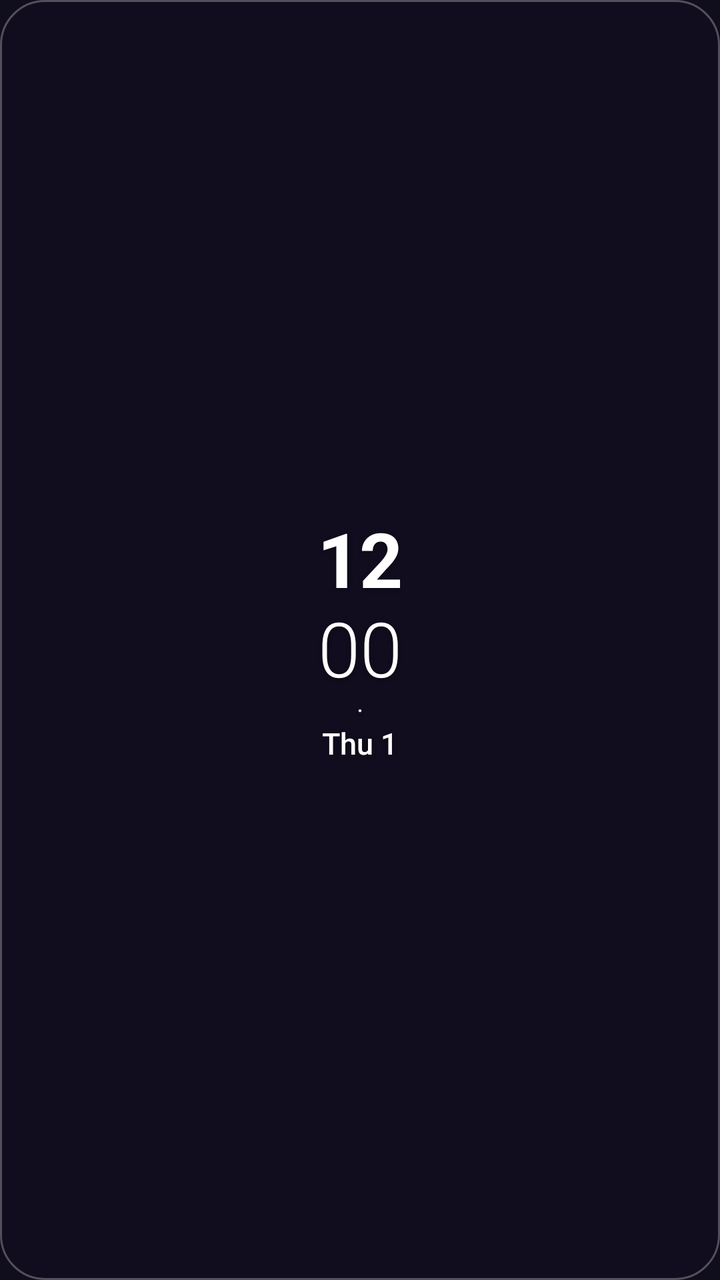
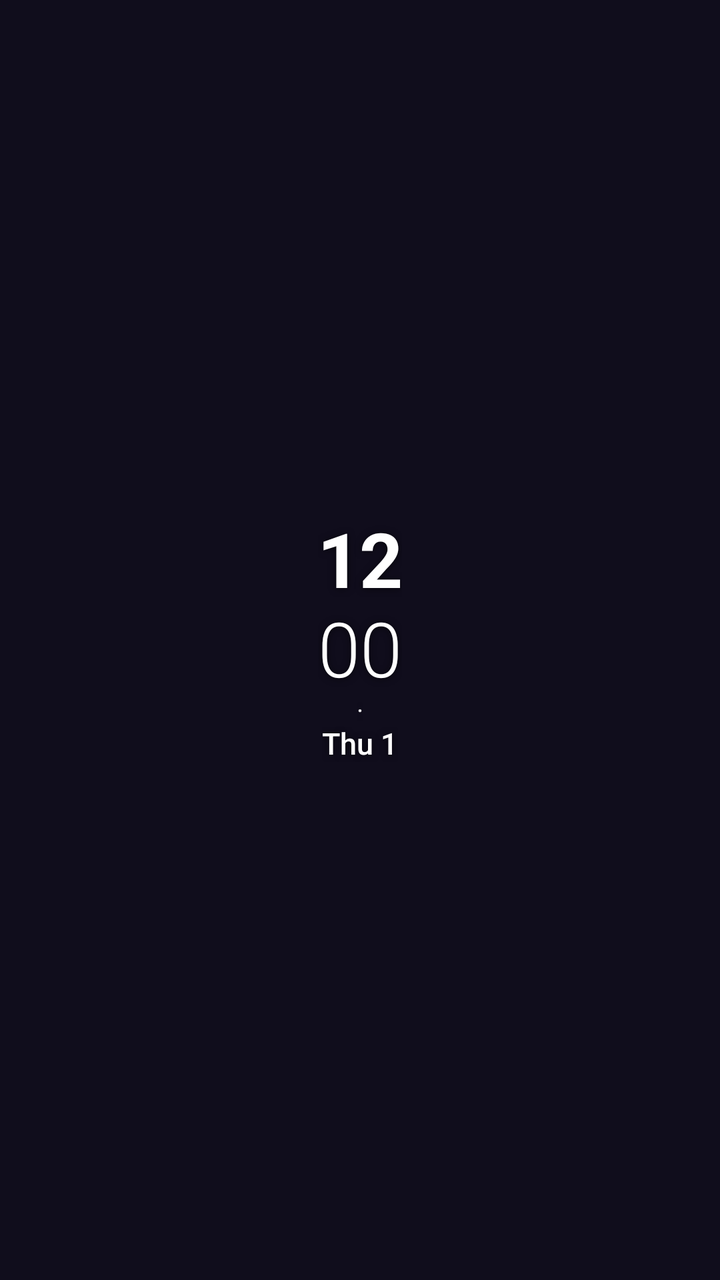

The first picture is an Android layout as it rendered before a commit; the second is the same layout after the commit. The layout source and the unified diff follow.
<!-- AndroidManifest.xml: application theme AppTheme -->
<!-- res/layout/widget_small.xml -->
<?xml version="1.0" encoding="utf-8"?>
<LinearLayout xmlns:android="http://schemas.android.com/apk/res/android"
    android:id="@+id/widget_root"
    android:layout_width="match_parent"
    android:layout_height="match_parent"
    android:background="@drawable/widget_glass"
    android:gravity="center"
    android:orientation="vertical"
    android:padding="8dp">
    <TextClock
        android:id="@+id/widget_hour"
        android:format12Hour="hh"
        android:format24Hour="HH"
        style="@style/WidgetText.Time"
        android:layout_width="wrap_content"
        android:layout_height="wrap_content"
        android:textSize="38sp" />
    <TextClock
        android:id="@+id/widget_minute"
        android:format12Hour="mm"
        android:format24Hour="mm"
        style="@style/WidgetText"
        android:layout_width="wrap_content"
        android:layout_height="wrap_content"
        android:fontFamily="sans-serif-light"
        android:textSize="38sp" />
    <TextView
        style="@style/WidgetText.Small"
        android:layout_width="wrap_content"
        android:layout_height="wrap_content"
        android:text="·"
        android:importantForAccessibility="no" />
    <TextClock
        android:id="@+id/widget_date"
        android:format12Hour="EEE d"
        android:format24Hour="EEE d"
        style="@style/WidgetText.Detail"
        android:layout_width="wrap_content"
        android:layout_height="wrap_content" />
</LinearLayout>
<!-- resources referenced by this layout -->
<resources>
  <!-- drawable widget_glass (drawable) -->
  <?xml version="1.0" encoding="utf-8"?>
  <shape xmlns:android="http://schemas.android.com/apk/res/android" android:shape="rectangle">
      <corners android:radius="22dp" />
      <solid android:color="#38140F26" />
      <stroke android:width="1dp" android:color="#47FFFFFF" />
  </shape>
  <style name="WidgetText">
          <item name="android:textColor">#FFFFFFFF</item>
          <item name="android:shadowColor">#66000000</item>
          <item name="android:shadowRadius">6</item>
          <item name="android:shadowDy">1</item>
          <item name="android:fontFamily">sans-serif</item>
          <item name="android:includeFontPadding">false</item>
      </style>
  <style name="WidgetText.Detail">
          <item name="android:fontFamily">sans-serif-medium</item>
          <item name="android:textSize">15sp</item>
      </style>
  <style name="WidgetText.Small">
          <item name="android:fontFamily">sans-serif</item>
          <item name="android:textSize">13sp</item>
          <item name="android:textColor">#E6FFFFFF</item>
      </style>
  <style name="WidgetText.Time">
          <item name="android:textStyle">bold</item>
          <item name="android:letterSpacing">-0.02</item>
      </style>
  <style name="AppTheme" parent="Theme.AppCompat.DayNight.NoActionBar">
          <item name="android:editTextBackground">@drawable/rn_edit_text_material</item>
          <item name="android:windowBackground">@color/midnight_background</item>
          <item name="android:statusBarColor">@color/midnight_background</item>
          <item name="android:navigationBarColor">@color/midnight_background</item>
      </style>
  <!-- drawable rn_edit_text_material (drawable) -->
  <?xml version="1.0" encoding="utf-8"?>
  <inset xmlns:android="http://schemas.android.com/apk/res/android"
         android:insetLeft="@dimen/abc_edit_text_inset_horizontal_material"
         android:insetRight="@dimen/abc_edit_text_inset_horizontal_material"
         android:insetTop="@dimen/abc_edit_text_inset_top_material"
         android:insetBottom="@dimen/abc_edit_text_inset_bottom_material"
         >
  
      <selector>
          
          <item android:state_enabled="false" android:drawable="@drawable/abc_textfield_default_mtrl_alpha"/>
          <item android:drawable="@drawable/abc_textfield_activated_mtrl_alpha"/>
      </selector>
  
  </inset>
  <color name="midnight_background">#100D1C</color>
</resources>

<!-- the commit's change to res/layout/widget_small.xml (unified diff, before → after) -->
@@ -3,7 +3,7 @@
     android:id="@+id/widget_root"
     android:layout_width="match_parent"
     android:layout_height="match_parent"
-    android:background="@drawable/widget_glass"
+    android:background="@drawable/widget_background"
     android:gravity="center"
     android:orientation="vertical"
     android:padding="8dp">
<!-- resource entries referenced after the edit -->
@@ -1,16 +1,14 @@
 <!-- resources referenced by this layout -->
 <resources>
-  <!-- drawable widget_glass (drawable) -->
+  <!-- drawable widget_background (drawable) -->
   <?xml version="1.0" encoding="utf-8"?>
   <shape xmlns:android="http://schemas.android.com/apk/res/android" android:shape="rectangle">
-      <corners android:radius="22dp" />
-      <solid android:color="#38140F26" />
-      <stroke android:width="1dp" android:color="#47FFFFFF" />
+      <solid android:color="@android:color/transparent" />
   </shape>
   <style name="WidgetText">
           <item name="android:textColor">#FFFFFFFF</item>
-          <item name="android:shadowColor">#66000000</item>
-          <item name="android:shadowRadius">6</item>
+          <item name="android:shadowColor">#99000000</item>
+          <item name="android:shadowRadius">8</item>
           <item name="android:shadowDy">1</item>
           <item name="android:fontFamily">sans-serif</item>
           <item name="android:includeFontPadding">false</item>
